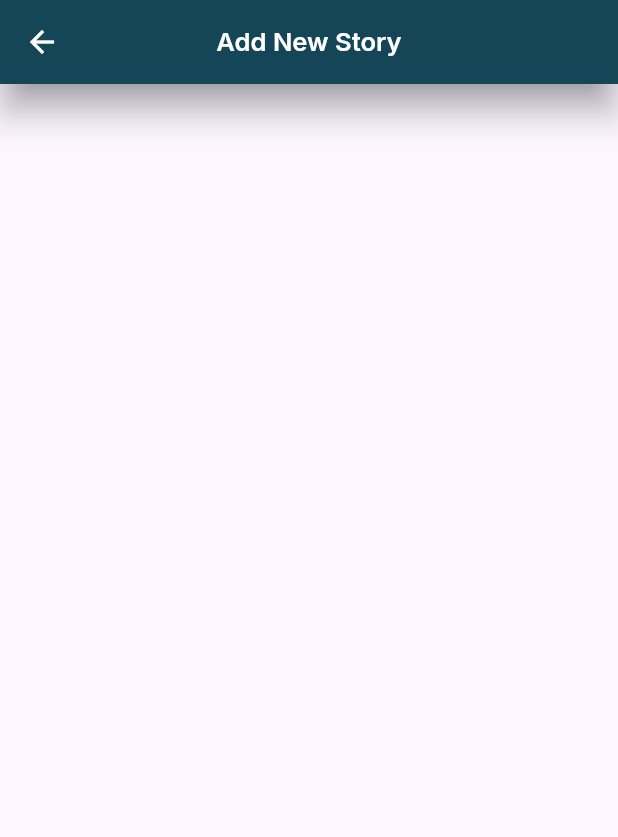
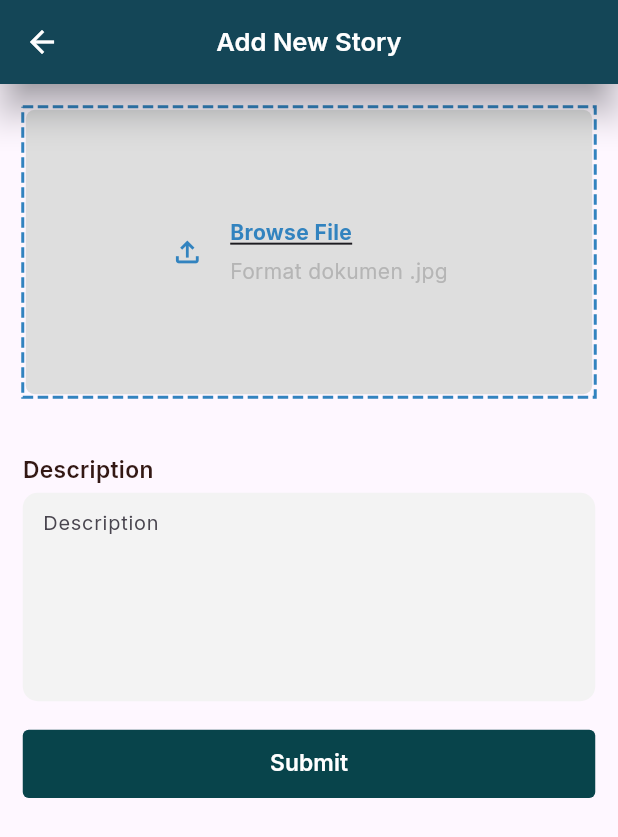
Before and after one commit to ozaenzenzen/fam_flutter_storyapp, a Flutter app: the AddStoryPage screen opened directly, on a phone screen of 412 x 824 dp. Shown: the top 837 px of the screen. Run offline on Flutter 3.47's test engine with Material 2 defaults, Android fonts, the phone set to English and light mode, and no system bars; drawn by our look-alikes of dotted_border; our stand-ins replace bloc, connectivity_plus, dio, flutter_bloc, flutter_screenutil, geolocator and 4 more; missing offline and left inert: flutter_keychain.

Commit message:
implement add story pick image bloc to page

```diff
--- a/lib/presentation/page/add_story_page/add_story_page.dart
+++ b/lib/presentation/page/add_story_page/add_story_page.dart
@@ -1,5 +1,16 @@
+import 'package:dotted_border/dotted_border.dart';
+import 'package:fam_flutter_storyapp/data/model/request/add_story_request_model.dart';
+import 'package:fam_flutter_storyapp/presentation/page/add_story_page/add_story_bloc/add_story_bloc.dart';
+import 'package:fam_flutter_storyapp/presentation/page/add_story_page/add_story_pick_image_bloc/add_story_pick_image_bloc.dart';
 import 'package:fam_flutter_storyapp/presentation/widget/app_appbar_widget.dart';
+import 'package:fam_flutter_storyapp/presentation/widget/app_mainbutton_widget.dart';
+import 'package:fam_flutter_storyapp/presentation/widget/app_textfield_widget.dart';
+import 'package:fam_flutter_storyapp/support/app_color.dart';
 import 'package:flutter/material.dart';
+import 'package:flutter_bloc/flutter_bloc.dart';
+import 'package:flutter_screenutil/flutter_screenutil.dart';
+import 'package:google_fonts/google_fonts.dart';
+import 'package:skeletons/skeletons.dart';
 
 class AddStoryPage extends StatefulWidget {
   const AddStoryPage({super.key});
@@ -9,13 +20,116 @@ class AddStoryPage extends StatefulWidget {
 }
 
 class _AddStoryPageState extends State<AddStoryPage> {
+  TextEditingController descriptionTextFieldController = TextEditingController();
   @override
   Widget build(BuildContext context) {
     return Scaffold(
       appBar: const AppAppBarWidget(
         title: 'Add New Story',
       ),
-      body: Container(),
+      body: SingleChildScrollView(
+        child: Container(
+          padding: EdgeInsets.all(16.h),
+          child: Column(
+            children: [
+              InkWell(
+                onTap: () {
+                  context.read<AddStoryPickImageBloc>().add(ActionPickImage());
+                },
+                child: BlocBuilder<AddStoryPickImageBloc, AddStoryPickImageState>(
+                  builder: (context, state) {
+                    if (state is AddStoryPickImageSuccess) {
+                      return Image.memory(
+                        state.output.readAsBytesSync(),
+                        height: 160.h,
+                        width: MediaQuery.of(context).size.width,
+                        fit: BoxFit.cover,
+                      );
+                    } else if (state is AddStoryPickImageLoading) {
+                      return SkeletonLine(
+                        style: SkeletonLineStyle(
+                          height: 160.h,
+                          width: MediaQuery.of(context).size.width,
+                        ),
+                      );
+                    } else {
+                      return DottedBorder(
+                        radius: const Radius.circular(20),
+                        dashPattern: const [7, 3],
+                        strokeWidth: 2,
+                        color: AppColor.blue,
+                        child: Container(
+                          height: 200.h,
+                          width: MediaQuery.of(context).size.width,
+                          decoration: BoxDecoration(
+                            color: AppColor.border,
+                            borderRadius: BorderRadius.circular(6),
+                          ),
+                          child: Row(
+                            mainAxisAlignment: MainAxisAlignment.center,
+                            children: [
+                              Icon(
+                                Icons.file_upload_outlined,
+                                size: 24.h,
+                                color: AppColor.blue,
+                              ),
+                              SizedBox(width: 18.h),
+                              Column(
+                                mainAxisAlignment: MainAxisAlignment.center,
+                                crossAxisAlignment: CrossAxisAlignment.start,
+                                children: [
+                                  Text(
+                                    "Browse File",
+                                    style: GoogleFonts.inter(
+                                      decoration: TextDecoration.underline,
+                                      fontWeight: FontWeight.w700,
+                                      color: AppColor.blue,
+                                    ),
+                                  ),
+                                  SizedBox(height: 6.h),
+                                  Text(
+                                    "Format dokumen .jpg",
+                                    style: GoogleFonts.inter(
+                                      color: AppColor.disabled,
+                                    ),
+                                  ),
+                                ],
+                              ),
+                            ],
+                          ),
+                        ),
+                      );
+                    }
+                  },
+                ),
+              ),
+              SizedBox(height: 40.h),
+              AppTextFieldWidget(
+                textFieldTitle: "Description",
+                textFieldHintText: "Description",
+                controller: descriptionTextFieldController,
+                maxLines: 6,
+              ),
+              SizedBox(height: 20.h),
+              AppMainButtonWidget(
+                onPressed: () {
+                  // context.read<AddStoryBloc>().add(
+                  //       ActionAddStory(
+                  //         addStoryRequestModel: AddStoryRequestModel(
+                  //           description: descriptionTextFieldController.text,
+                  //           photo: photo,
+                  //           lat: -6.3343434,
+                  //           lon: -6.3343434,
+                  //         ),
+                  //       ),
+                  //     );
+                },
+                text: "Submit",
+              ),
+            ],
+          ),
+        ),
+      ),
     );
   }
 }
```
